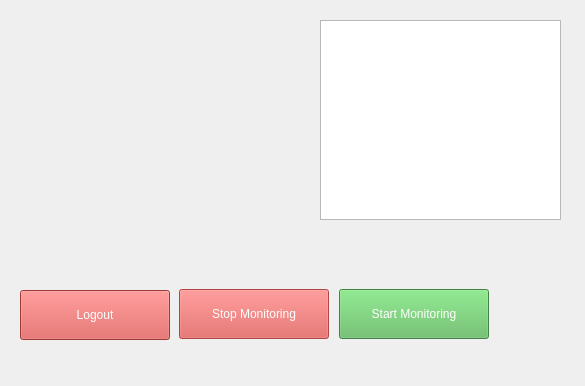
Above: ui/main_window.ui from pornessianparapio/act_app before the change. Below: the same form after it.
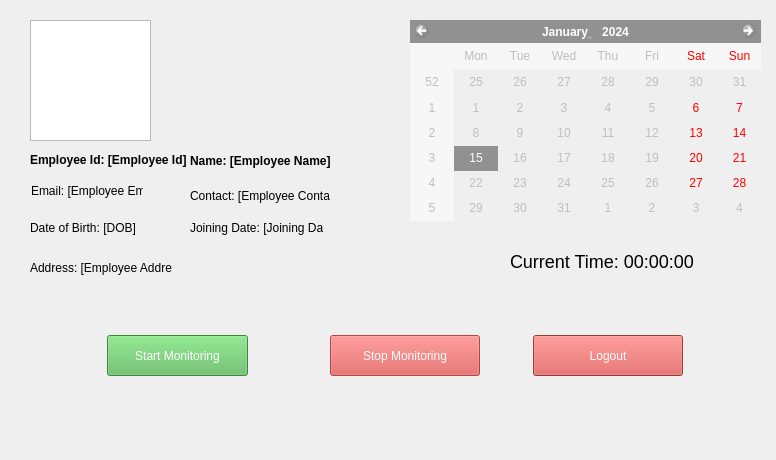
That is the form after the change.

Diff of the .ui file:
```diff
--- a/ui/main_window.ui
+++ b/ui/main_window.ui
@@ -6,36 +6,61 @@
    <rect>
     <x>0</x>
     <y>0</y>
-    <width>585</width>
-    <height>386</height>
+    <width>776</width>
+    <height>460</height>
    </rect>
   </property>
   <property name="windowTitle">
    <string>Activity Monitor</string>
   </property>
-  <property name="stylesheet" stdset="0">
+  <property name="styleSheet">
    <string notr="true">dark_style</string>
   </property>
   <widget class="QWidget" name="centralwidget">
+   <widget class="QPushButton" name="stop_button">
+    <property name="enabled">
+     <bool>false</bool>
+    </property>
+    <property name="geometry">
+     <rect>
+      <x>330</x>
+      <y>335</y>
+      <width>150</width>
+      <height>41</height>
+     </rect>
+    </property>
+    <property name="maximumSize">
+     <size>
+      <width>150</width>
+      <height>41</height>
+     </size>
+    </property>
+    <property name="styleSheet">
+     <string notr="true">background-color: #d9534f; color: white;</string>
+    </property>
+    <property name="text">
+     <string>Stop Monitoring</string>
+    </property>
+    <property name="fixedSize" stdset="0">
+     <size>
+      <width>150</width>
+      <height>50</height>
+     </size>
+    </property>
+   </widget>
    <widget class="QPushButton" name="start_button">
     <property name="geometry">
      <rect>
-      <x>339</x>
-      <y>289</y>
-      <width>150</width>
-      <height>50</height>
+      <x>107</x>
+      <y>335</y>
+      <width>141</width>
+      <height>41</height>
      </rect>
     </property>
-    <property name="sizePolicy">
-     <sizepolicy hsizetype="Fixed" vsizetype="Fixed">
-      <horstretch>0</horstretch>
-      <verstretch>0</verstretch>
-     </sizepolicy>
-    </property>
-    <property name="minimumSize">
+    <property name="maximumSize">
      <size>
-      <width>150</width>
-      <height>50</height>
+      <width>141</width>
+      <height>41</height>
      </size>
     </property>
     <property name="styleSheet">
@@ -44,57 +69,26 @@
     <property name="text">
      <string>Start Monitoring</string>
     </property>
-   </widget>
-   <widget class="QPushButton" name="stop_button">
-    <property name="enabled">
-     <bool>false</bool>
-    </property>
-    <property name="geometry">
-     <rect>
-      <x>179</x>
-      <y>289</y>
-      <width>150</width>
-      <height>50</height>
-     </rect>
-    </property>
-    <property name="sizePolicy">
-     <sizepolicy hsizetype="Fixed" vsizetype="Fixed">
-      <horstretch>0</horstretch>
-      <verstretch>0</verstretch>
-     </sizepolicy>
-    </property>
-    <property name="minimumSize">
+    <property name="fixedSize" stdset="0">
      <size>
       <width>150</width>
       <height>50</height>
      </size>
     </property>
-    <property name="styleSheet">
-     <string notr="true">background-color: #d9534f; color: white;</string>
-    </property>
-    <property name="text">
-     <string>Stop Monitoring</string>
-    </property>
    </widget>
    <widget class="QPushButton" name="logout_button">
     <property name="geometry">
      <rect>
-      <x>20</x>
-      <y>290</y>
+      <x>533</x>
+      <y>335</y>
       <width>150</width>
-      <height>50</height>
+      <height>41</height>
      </rect>
     </property>
-    <property name="sizePolicy">
-     <sizepolicy hsizetype="Fixed" vsizetype="Fixed">
-      <horstretch>0</horstretch>
-      <verstretch>0</verstretch>
-     </sizepolicy>
-    </property>
-    <property name="minimumSize">
+    <property name="maximumSize">
      <size>
       <width>150</width>
-      <height>50</height>
+      <height>41</height>
      </size>
     </property>
     <property name="styleSheet">
@@ -103,23 +97,167 @@
     <property name="text">
      <string>Logout</string>
     </property>
+    <property name="fixedSize" stdset="0">
+     <size>
+      <width>150</width>
+      <height>50</height>
+     </size>
+    </property>
    </widget>
-   <widget class="QGraphicsView" name="graphicsView">
+   <widget class="QLabel" name="Employee_Id_label">
     <property name="geometry">
      <rect>
-      <x>320</x>
+      <x>30</x>
+      <y>150</y>
+      <width>161</width>
+      <height>20</height>
+     </rect>
+    </property>
+    <property name="font">
+     <font>
+      <weight>75</weight>
+      <bold>true</bold>
+     </font>
+    </property>
+    <property name="text">
+     <string>Employee Id: [Employee Id]</string>
+    </property>
+   </widget>
+   <widget class="QLabel" name="name_label">
+    <property name="geometry">
+     <rect>
+      <x>190</x>
+      <y>150</y>
+      <width>171</width>
+      <height>21</height>
+     </rect>
+    </property>
+    <property name="font">
+     <font>
+      <weight>75</weight>
+      <bold>true</bold>
+     </font>
+    </property>
+    <property name="text">
+     <string>Name: [Employee Name]</string>
+    </property>
+   </widget>
+   <widget class="QCalendarWidget" name="calendar">
+    <property name="enabled">
+     <bool>false</bool>
+    </property>
+    <property name="geometry">
+     <rect>
+      <x>410</x>
       <y>20</y>
-      <width>241</width>
-      <height>200</height>
+      <width>351</width>
+      <height>201</height>
      </rect>
     </property>
-    <property name="minimumSize">
+    <property name="layoutDirection">
+     <enum>Qt::LeftToRight</enum>
+    </property>
+    <property name="fixedSize" stdset="0">
      <size>
       <width>200</width>
-      <height>200</height>
+      <height>150</height>
      </size>
     </property>
    </widget>
+   <widget class="QLabel" name="email_label">
+    <property name="geometry">
+     <rect>
+      <x>31</x>
+      <y>183</y>
+      <width>112</width>
+      <height>16</height>
+     </rect>
+    </property>
+    <property name="text">
+     <string>Email: [Employee Email]</string>
+    </property>
+   </widget>
+   <widget class="QLabel" name="contact_label">
+    <property name="geometry">
+     <rect>
+      <x>190</x>
+      <y>185</y>
+      <width>140</width>
+      <height>21</height>
+     </rect>
+    </property>
+    <property name="text">
+     <string>Contact: [Employee Contact]</string>
+    </property>
+   </widget>
+   <widget class="QLabel" name="address_label">
+    <property name="geometry">
+     <rect>
+      <x>30</x>
+      <y>260</y>
+      <width>142</width>
+      <height>16</height>
+     </rect>
+    </property>
+    <property name="text">
+     <string>Address: [Employee Address]</string>
+    </property>
+   </widget>
+   <widget class="QLabel" name="joining_date_label">
+    <property name="geometry">
+     <rect>
+      <x>190</x>
+      <y>220</y>
+      <width>133</width>
+      <height>16</height>
+     </rect>
+    </property>
+    <property name="text">
+     <string>Joining Date: [Joining Date]</string>
+    </property>
+   </widget>
+   <widget class="QLabel" name="dob_label">
+    <property name="geometry">
+     <rect>
+      <x>30</x>
+      <y>220</y>
+      <width>141</width>
+      <height>16</height>
+     </rect>
+    </property>
+    <property name="text">
+     <string>Date of Birth: [DOB]</string>
+    </property>
+   </widget>
+   <widget class="QLabel" name="clock_label">
+    <property name="geometry">
+     <rect>
+      <x>510</x>
+      <y>250</y>
+      <width>187</width>
+      <height>22</height>
+     </rect>
+    </property>
+    <property name="styleSheet">
+     <string notr="true">font-size: 18px;</string>
+    </property>
+    <property name="text">
+     <string>Current Time: 00:00:00</string>
+    </property>
+   </widget>
+   <widget class="QGraphicsView" name="image">
+    <property name="geometry">
+     <rect>
+      <x>30</x>
+      <y>20</y>
+      <width>121</width>
+      <height>121</height>
+     </rect>
+    </property>
+    <property name="styleSheet">
+     <string notr="true"/>
+    </property>
+   </widget>
   </widget>
  </widget>
  <resources/>
```
